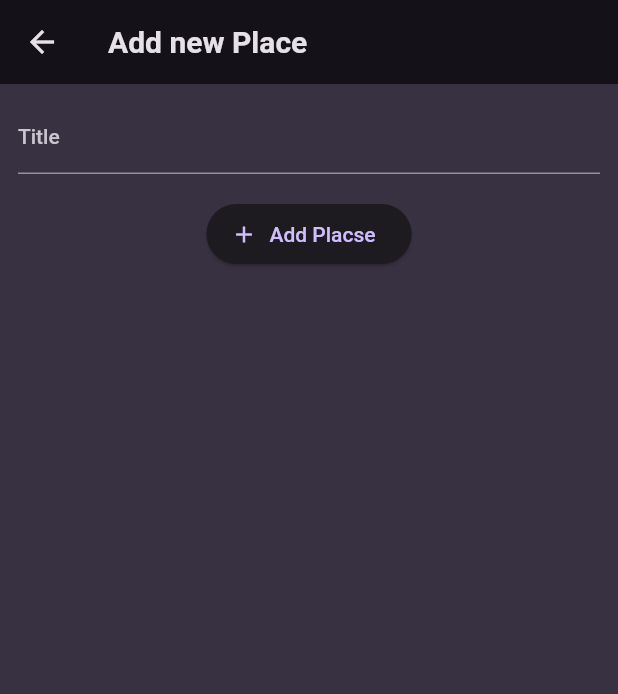
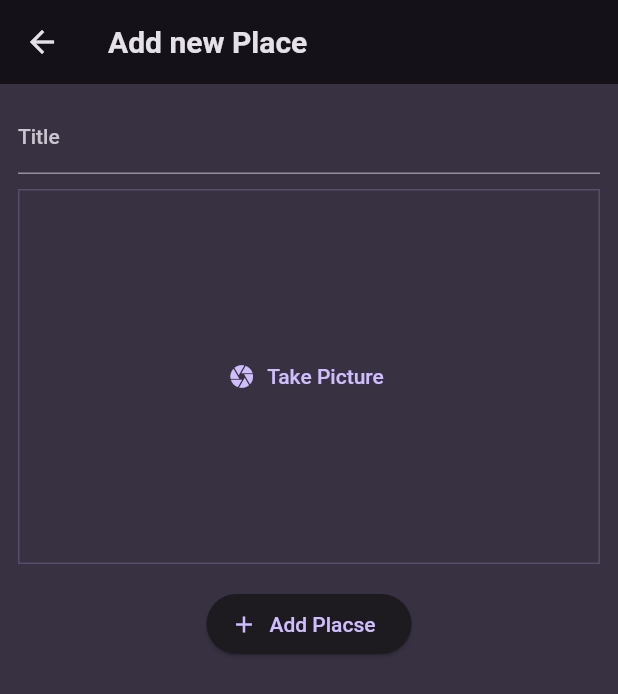
Before and after one commit to trungnghia2009/Flutter_Favorite_Places, a Flutter app: the AddPlaceScreen screen opened directly, on a phone screen of 412 x 824 dp. Shown: the top 694 px of the screen. Run offline on Flutter 3.47's test engine with Material 2 defaults, Android fonts, the light colour scheme and no system bars; our stand-ins replace flutter_riverpod, google_fonts.

Commit message:
add take picture  UI

```diff
--- a/lib/screens/add_place.dart
+++ b/lib/screens/add_place.dart
@@ -1,4 +1,5 @@
 import 'package:a6_favorite_places/providers/user_places.dart';
+import 'package:a6_favorite_places/widgets/image_input.dart';
 import 'package:flutter/material.dart';
 import 'package:flutter_riverpod/flutter_riverpod.dart';
 
@@ -46,6 +47,8 @@ class _AddPlaceScreenState extends ConsumerState<AddPlaceScreen> {
               controller: _titleController,
               style: TextStyle(color: Theme.of(context).colorScheme.onBackground),
             ),
+            const SizedBox(height: 10),
+            const ImageInput(),
             const SizedBox(height: 16),
             ElevatedButton.icon(
               onPressed: _savePlace,
--- /dev/null
+++ b/lib/widgets/image_input.dart
@@ -0,0 +1,35 @@
+import 'package:flutter/material.dart';
+
+class ImageInput extends StatefulWidget {
+  const ImageInput({super.key});
+
+  @override
+  State<ImageInput> createState() {
+    return _ImageInputState();
+  }
+}
+
+class _ImageInputState extends State<ImageInput> {
+
+  void _takePicture() {
+
+  }
+
+  @override
+  Widget build(BuildContext context) {
+    return Container(
+      decoration: BoxDecoration(
+          border: Border.all(
+              width: 1,
+              color: Theme.of(context).colorScheme.primary.withOpacity(0.2))),
+      height: 250,
+      width: double.infinity,
+      alignment: Alignment.center,
+      child: TextButton.icon(
+        icon: const Icon(Icons.camera),
+        label: const Text('Take Picture'),
+        onPressed: _takePicture,
+      ),
+    );
+  }
+}
--- a/pubspec.yaml
+++ b/pubspec.yaml
@@ -38,6 +38,7 @@ dependencies:
   google_fonts: ^6.1.0
   uuid: ^4.1.0
   flutter_riverpod: ^2.4.1
+  image_picker: ^1.0.4
 
 dev_dependencies:
   flutter_test:
```
Also changed, not shown: pubspec.lock, 6 other files.
